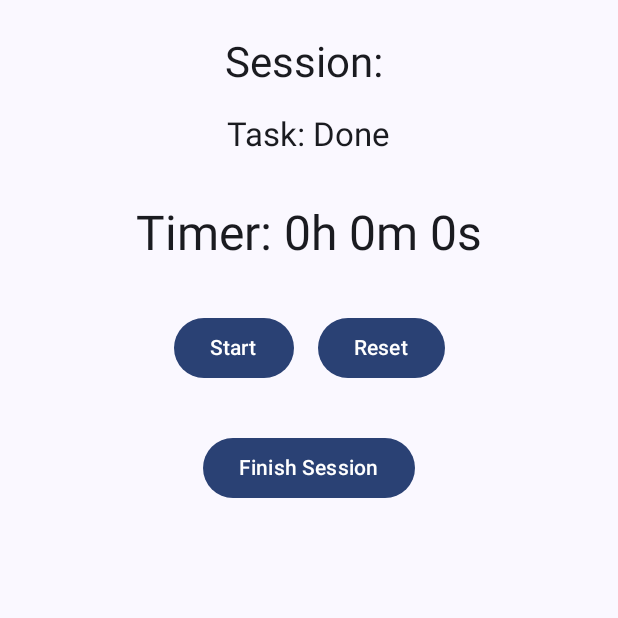
After one commit to prateekkarna/ExamPracticeHelper, an Android app built with Jetpack Compose: the composable RunSessionScreen called with empty values, on a phone screen of 412 x 824 dp, the top half of it. The commit adds this screen. Run offline under Robolectric (Android 15) with nearby library versions, the phone set to English and light mode, and no system bars.

Commit message:
changes uptil run session page

```diff
--- /dev/null
+++ b/app/src/main/java/com/example/exampractisehelper/ui/screens/runsession/RunSessionScreen.kt
@@ -0,0 +1,63 @@
+package com.example.exampractisehelper.ui.screens.runsession
+
+import androidx.compose.foundation.layout.*
+import androidx.compose.material3.*
+import androidx.compose.runtime.*
+import androidx.compose.ui.Alignment
+import androidx.compose.ui.Modifier
+import androidx.compose.ui.unit.dp
+import androidx.navigation.NavController
+import kotlinx.coroutines.delay
+
+@Composable
+fun RunSessionScreen(
+    sessionName: String,
+    tasks: List<String>, // For simplicity, just task names
+    navController: NavController
+) {
+    var currentTaskIndex by remember { mutableStateOf(0) }
+    var timerSeconds by remember { mutableStateOf(0) }
+    var isRunning by remember { mutableStateOf(false) }
+
+    LaunchedEffect(isRunning) {
+        while (isRunning) {
+            delay(1000)
+            timerSeconds++
+        }
+    }
+
+    Column(
+        modifier = Modifier.fillMaxSize().padding(24.dp),
+        horizontalAlignment = Alignment.CenterHorizontally
+    ) {
+        Text("Session: $sessionName", style = MaterialTheme.typography.headlineMedium)
+        Spacer(Modifier.height(16.dp))
+        Text("Task: ${tasks.getOrNull(currentTaskIndex) ?: "Done"}", style = MaterialTheme.typography.titleLarge)
+        Spacer(Modifier.height(32.dp))
+        Text("Timer: ${timerSeconds / 3600}h ${(timerSeconds % 3600) / 60}m ${timerSeconds % 60}s", style = MaterialTheme.typography.headlineLarge)
+        Spacer(Modifier.height(32.dp))
+        Row {
+            Button(onClick = { isRunning = !isRunning }) {
+                Text(if (isRunning) "Pause" else "Start")
+            }
+            Spacer(Modifier.width(16.dp))
+            Button(onClick = {
+                isRunning = false
+                timerSeconds = 0
+            }) {
+                Text("Reset")
+            }
+        }
+        Spacer(Modifier.height(32.dp))
+        Button(onClick = {
+            if (currentTaskIndex < tasks.size - 1) {
+                currentTaskIndex++
+                timerSeconds = 0
+            } else {
+                navController.popBackStack()
+            }
+        }) {
+            Text(if (currentTaskIndex < tasks.size - 1) "Next Task" else "Finish Session")
+        }
+    }
+}
```
Also changed, not shown: app/src/main/java/com/example/exampractisehelper/navigation/AppRootNavigation.kt (+36 -1 lines), app/src/main/java/com/example/exampractisehelper/ui/screens/createSession/CreateSessionScreen.kt (+24 -35 lines), app/src/main/java/com/example/exampractisehelper/ui/screens/sessiondetail/SessionDetailScreen.kt (+16 -11 lines).
